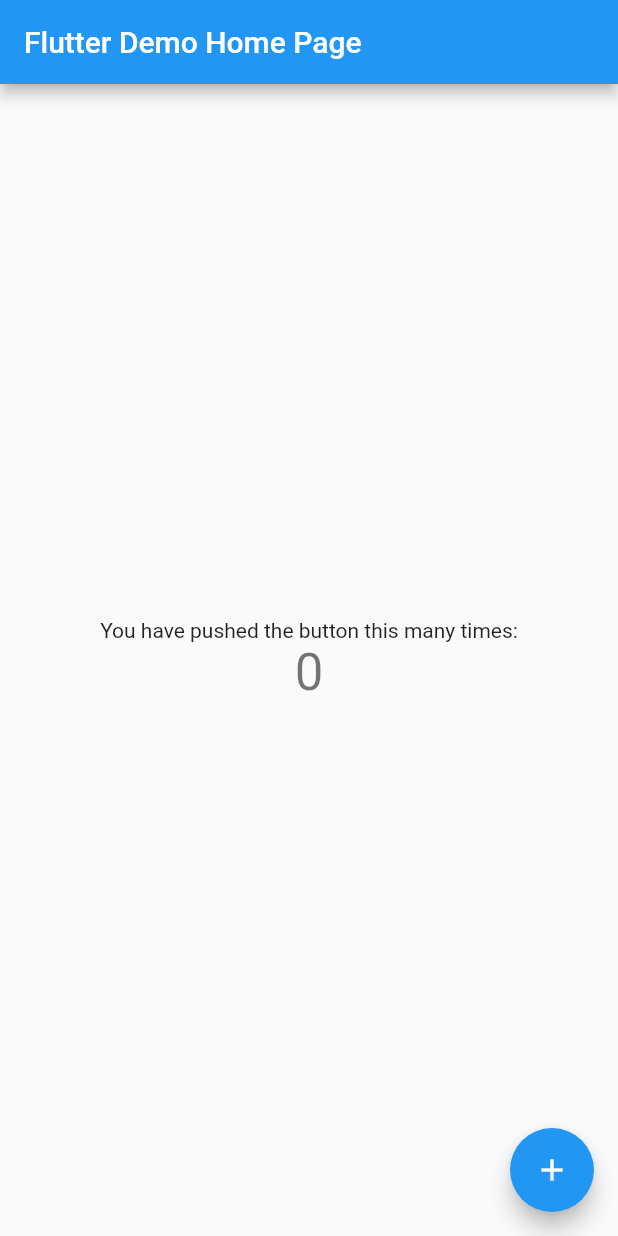
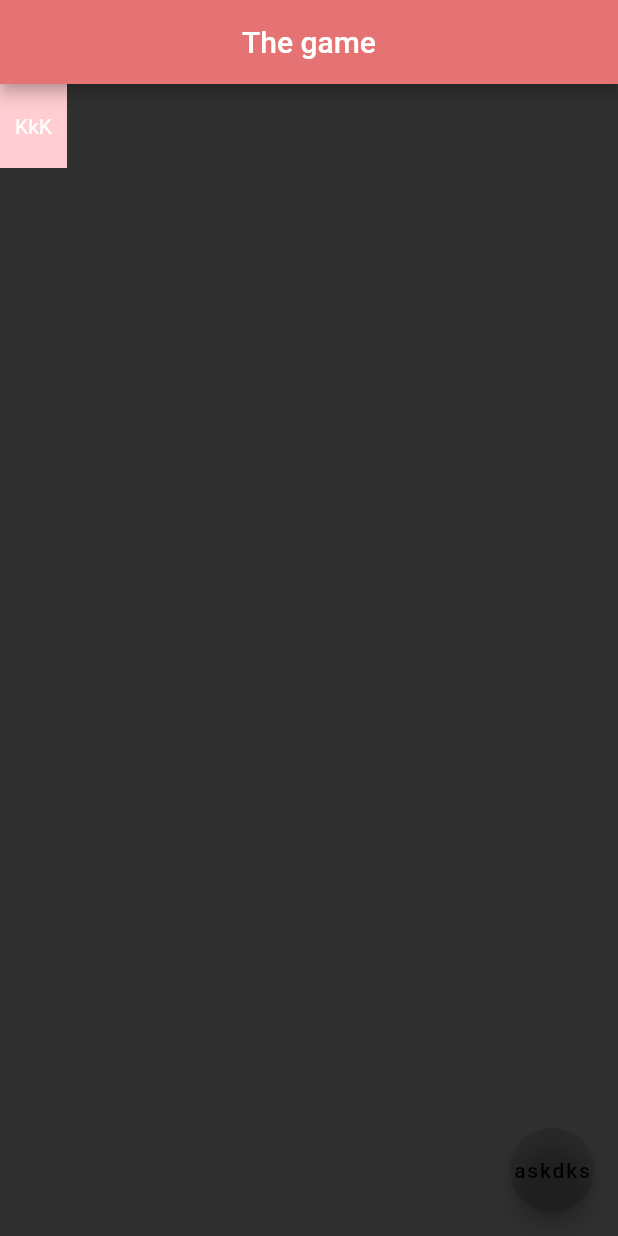
Before and after one commit to SnowyHit/Textbased, a Flutter app: the screen it shows after launch, on a phone screen of 412 x 824 dp. Run offline on Flutter 3.47's test engine with Material 2 defaults, Android fonts, the phone set to English and light mode, and no system bars.

Commit message:
End of day 1

```diff
--- a/lib/main.dart
+++ b/lib/main.dart
@@ -1,117 +1,32 @@
 import 'package:flutter/material.dart';
 
 void main() {
-  runApp(MyApp());
+  runApp(MaterialApp(
+    theme: ThemeData.dark(),
+    home: Home() ,
+
+  ));
 }
 
-class MyApp extends StatelessWidget {
-  // This widget is the root of your application.
+class Home extends StatelessWidget {
   @override
   Widget build(BuildContext context) {
-    return MaterialApp(
-      title: 'The Game',
-      theme: ThemeData(
-        // This is the theme of your application.
-        //
-        // Try running your application asdasdwith "flutter run". You'll see the
-        // application has a blue toolbar. Then, without quitting the app, try
-        // changing the primarySwatch below to Colors.green and then invoke
-        // "hot reload" (press "r" in the console where you ran "flutter run",
-        // or simply save your changes to "hot reload" in a Flutter IDE).
-        // Notice that the counter didn't reset back to zero; the application
-        // is not restarted.
-        primarySwatch: Colors.blue,
-        // This makes the visual density adapt to the platform that you run
-        // the app on. For desktop platforms, the controls will be smaller and
-        // closer together (more dense) than on mobile platforms.
-        visualDensity: VisualDensity.adaptivePlatformDensity,
+    return Scaffold(
+      appBar: AppBar(
+        title : Text("The game") ,
+        centerTitle: true,
+        backgroundColor: Colors.red[300],
       ),
-      home: MyHomePage(title: 'Flutter Demo Home Page'),
+      body: Container(
+        padding: EdgeInsets.symmetric(horizontal : 10 , vertical : 20),
+        color: Colors.red[100] ,
+        child: Text("KkK"),
+      ),
+      floatingActionButton: FloatingActionButton(
+        onPressed: () {} ,
+        child: Text("askdks") ,
+        backgroundColor: Colors.black12,
+      ) ,
     );
   }
 }
-
-class MyHomePage extends StatefulWidget {
-  MyHomePage({Key key, this.title}) : super(key: key);
-
-  // This widget is the home page of your application. It is stateful, meaning
-  // that it has a State object (defined below) that contains fields that affect
-  // how it looks.
-
-  // This class is the configuration for the state. It holds the values (in this
-  // case the title) provided by the parent (in this case the App widget) and
-  // used by the build method of the State. Fields in a Widget subclass are
-  // always marked "final".
-
-  final String title;
-
-  @override
-  _MyHomePageState createState() => _MyHomePageState();
-}
-
-class _MyHomePageState extends State<MyHomePage> {
-  int _counter = 0;
-
-  void _incrementCounter() {
-    setState(() {
-      // This call to setState tells the Flutter framework that something has
-      // changed in this State, which causes it to rerun the build method below
-      // so that the display can reflect the updated values. If we changed
-      // _counter without calling setState(), then the build method would not be
-      // called again, and so nothing would appear to happen.
-      _counter++;
-    });
-  }
-
-  @override
-  Widget build(BuildContext context) {
-    // This method is rerun every time setState is called, for instance as done
-    // by the _incrementCounter method above.
-    //
-    // The Flutter framework has been optimized to make rerunning build methods
-    // fast, so that you can just rebuild anything that needs updating rather
-    // than having to individually change instances of widgets.
-    return Scaffold(
-      appBar: AppBar(
-        // Here we take the value from the MyHomePage object that was created by
-        // the App.build method, and use it to set our appbar title.
-        title: Text(widget.title),
-      ),
-      body: Center(
-        // Center is a layout widget. It takes a single child and positions it
-        // in the middle of the parent.
-        child: Column(
-          // Column is also a layout widget. It takes a list of children and
-          // arranges them vertically. By default, it sizes itself to fit its
-          // children horizontally, and tries to be as tall as its parent.
-          //
-          // Invoke "debug painting" (press "p" in the console, choose the
-          // "Toggle Debug Paint" action from the Flutter Inspector in Android
-          // Studio, or the "Toggle Debug Paint" command in Visual Studio Code)
-          // to see the wireframe for each widget.
-          //
-          // Column has various properties to control how it sizes itself and
-          // how it positions its children. Here we use mainAxisAlignment to
-          // center the children vertically; the main axis here is the vertical
-          // axis because Columns are vertical (the cross axis would be
-          // horizontal).
-          mainAxisAlignment: MainAxisAlignment.center,
-          children: <Widget>[
-            Text(
-              'You have pushed the button this many times:',
-            ),
-            Text(
-              '$_counter',
-              style: Theme.of(context).textTheme.headline4,
-            ),
-          ],
-        ),
-      ),
-      floatingActionButton: FloatingActionButton(
-        onPressed: _incrementCounter,
-        tooltip: 'Increment',
-        child: Icon(Icons.add),
-      ), // This trailing comma makes auto-formatting nicer for build methods.
-    );
-  }
-}
```
Also changed, not shown: 1 other file.
